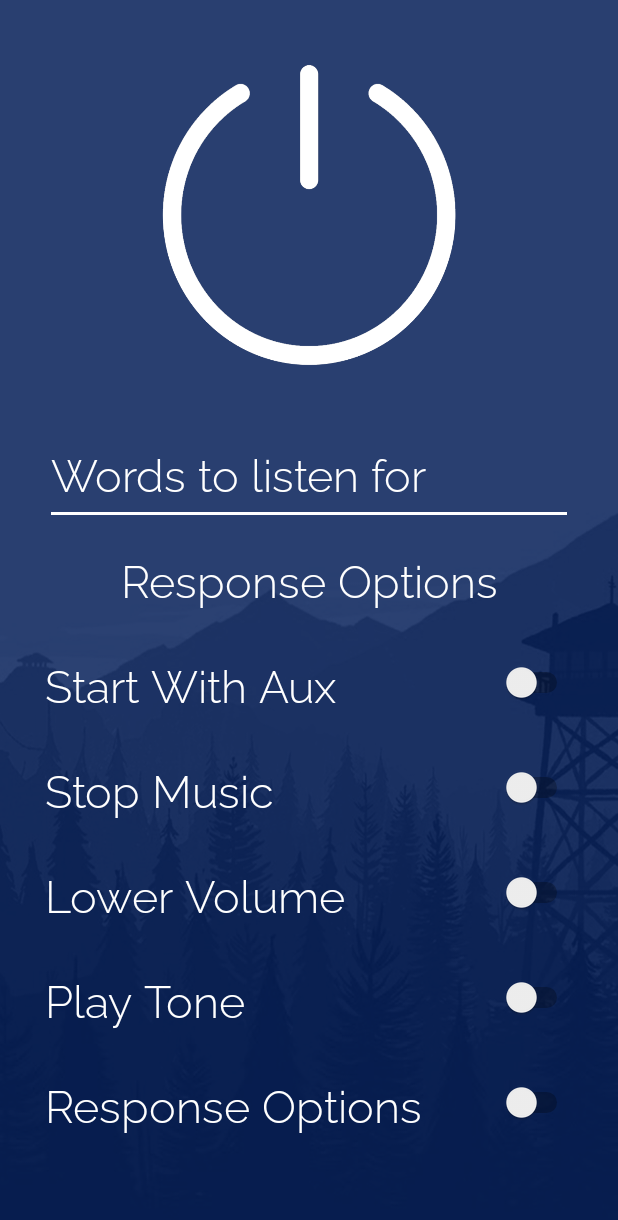
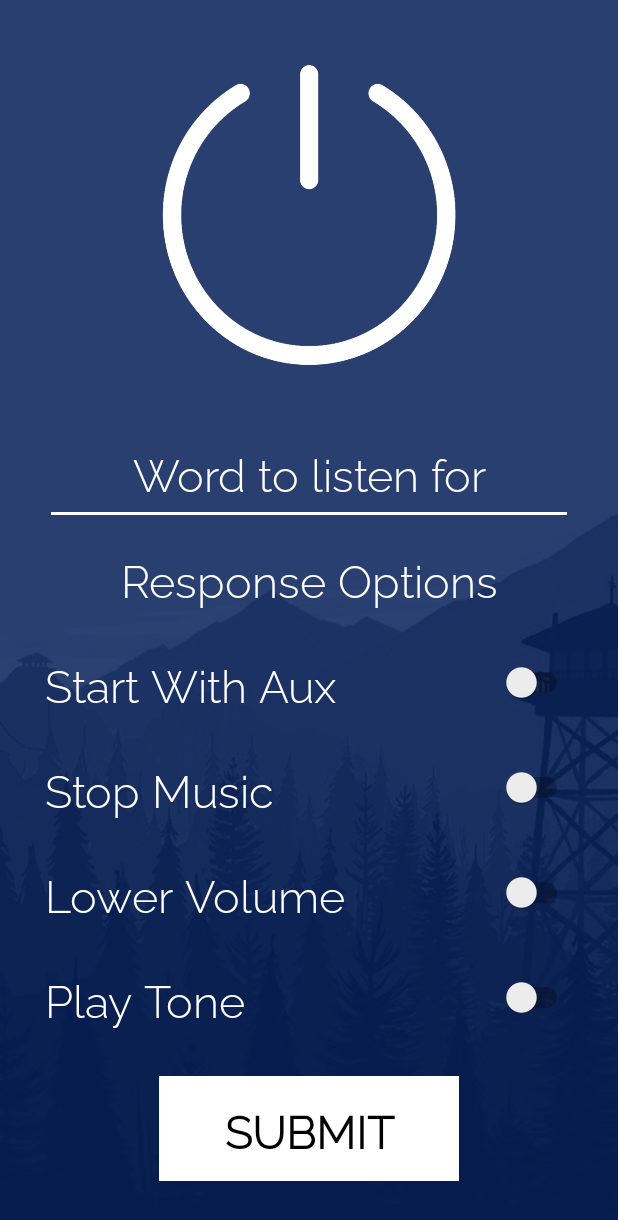
Before and after one commit to mlmerck/Appathon2018, an Android app: the MainActivity screen opened directly, with no data from a screen before it, on a phone screen of 412 x 824 dp. Shown: the top 1220 px of the screen. Run offline under Robolectric (Android 15) with nearby library versions, the phone set to English and light mode, and no system bars; libraries missing offline, so code that uses them is left out: edu.cmu.pocketsphinx.

Commit message:
Buttons if statements

```diff
--- a/app/src/main/java/io/gitub/sudhanshu2/appathon2018/MainActivity.java
+++ b/app/src/main/java/io/gitub/sudhanshu2/appathon2018/MainActivity.java
@@ -25,11 +25,12 @@ public class MainActivity extends AppCompatActivity {
         super.onCreate(savedInstanceState);
         setContentView(R.layout.activity_main);
 
+
         final EditText editText = (EditText) findViewById(R.id.text_input);
         editText.setOnClickListener(new View.OnClickListener() {
             @Override
             public void onClick(View v) {
-//                 do stuff when button is pressed
+//              Clears the textbox when user clicks in
                 editText.getText().clear();
             }
         });
@@ -38,11 +39,37 @@ public class MainActivity extends AppCompatActivity {
         powerButton.setOnClickListener(new View.OnClickListener() {
             @Override
             public void onClick(View v) {
-//                 do stuff when button is pressed
+//              Activate the application stuff
                 powerButton.setSelected(!powerButton.isSelected());
             }
         });
 
+        final Switch startAux = (Switch) findViewById(R.id.start_with_aux);
+        final Switch stopMusic = (Switch) findViewById(R.id.stop_music);
+        final Switch lowerVolume = (Switch) findViewById(R.id.lower_volume);
+        Switch playTone = (Switch) findViewById(R.id.play_tone);
+        final Button submitButton = findViewById(R.id.submit_button);
+        final String wordToLookFor;
+        submitButton.setOnClickListener(new View.OnClickListener() {
+            @Override
+            public void onClick(View v) {
+//              This updates the settings of the app
+                if(startAux.isChecked()) {
+                    // put code here for starting app on aux connection
+                }
+                if (stopMusic.isChecked()) {
+                    // put code here that stops music when word heard
+                }
+                if (lowerVolume.isChecked()) {
+                    // put code here that lowers volume when word heard
+                }
+                wordToLookFor = editText.getText().toString();
+            }
+        });
+
+
+
+
 
     }
 }
--- a/app/src/main/res/layout/activity_main.xml
+++ b/app/src/main/res/layout/activity_main.xml
@@ -14,7 +14,6 @@
     android:background="@drawable/firewatchrednavybg">
 
     <ScrollView
-        android:id="@+id/start_on_connection"
         android:layout_width="match_parent"
         android:layout_height="match_parent"
         android:scrollbars="none">
@@ -41,7 +40,8 @@
                 android:backgroundTint="@android:color/white"
                 android:textColor="@android:color/white"
                 android:fontFamily="@font/raleway_light"
-                android:text="Words to listen for" />
+                android:text="Word to listen for"
+                android:gravity="center"/>
 
             <TextView
                 android:layout_width="match_parent"
@@ -68,6 +68,7 @@
                     android:textColor="@android:color/white"/>
 
                 <Switch
+                    android:id="@+id/start_with_aux"
                     android:layout_width="match_parent"
                     android:layout_height="70dp"
                     android:layout_gravity="end"
@@ -89,6 +90,7 @@
                     android:textSize="30sp"
                     android:textColor="@android:color/white"/>
                 <Switch
+                    android:id="@+id/stop_music"
                     android:layout_width="match_parent"
                     android:layout_height="70dp"
                     android:layout_gravity="end"
@@ -109,6 +111,7 @@
                     android:textSize="30sp"
                     android:textColor="@android:color/white"/>
                 <Switch
+                    android:id="@+id/lower_volume"
                     android:layout_width="match_parent"
                     android:layout_height="70dp"
                     android:layout_gravity="end"
@@ -129,32 +132,29 @@
                     android:textColor="@android:color/white"
                     android:textSize="30sp" />
                 <Switch
+                    android:id="@+id/play_tone"
                     android:layout_width="match_parent"
                     android:layout_height="70dp"
                     android:layout_gravity="end"
                     android:gravity="center_vertical" />
             </LinearLayout>
 
-            <LinearLayout
-                android:layout_width="match_parent"
+            <Button
+                android:id="@+id/submit_button"
+                android:layout_width="200dp"
                 android:layout_height="70dp"
-                android:orientation="horizontal">
-                <TextView
-                    android:layout_width="wrap_content"
-                    android:layout_height="70dp"
-                    android:fontFamily="@font/raleway_light"
-                    android:gravity="center_vertical"
-                    android:layout_gravity="start"
-                    android:text="Response Options"
-                    android:textSize="30sp"
-                    android:textColor="@android:color/white"/>
-                <Switch
-                    android:layout_width="match_parent"
-                    android:layout_height="70dp"
-                    android:layout_gravity="end"
-                    android:gravity="center_vertical" />
-            </LinearLayout>
-
+                android:layout_marginTop="17dp"
+                android:background="@android:color/white"
+                android:fontFamily="@font/raleway_light"
+                android:gravity="center"
+                android:text="Submit"
+                android:textAlignment="center"
+                android:textColor="@android:color/black"
+                android:textSize="30sp"
+                android:textStyle="bold"
+                tools:text="Submit" />
         </LinearLayout>
     </ScrollView>
+
+
 </LinearLayout>
--- a/app/src/main/res/values/styles.xml
+++ b/app/src/main/res/values/styles.xml
@@ -13,4 +13,4 @@
 
 
 
-</resources>
+</resources>a
```
